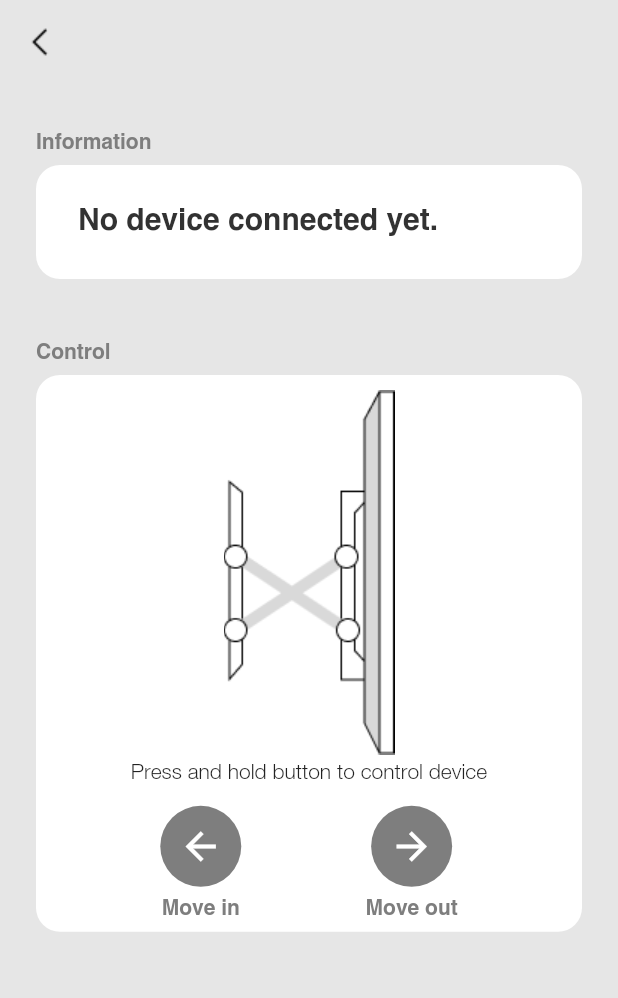
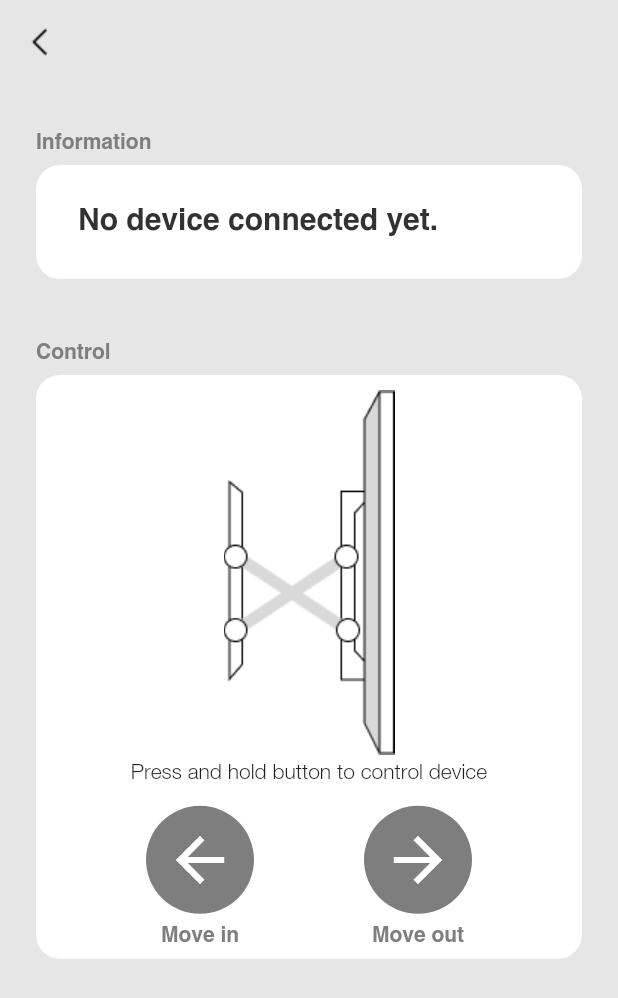
Before and after one commit to HieutvHms/bytech, a Flutter app: the NewControllerScreen screen opened directly with empty values, on a phone screen of 412 x 824 dp. Shown: the top 998 px of the screen. Run offline on Flutter 3.47's test engine with Material 2 defaults, Android fonts, the light colour scheme and no system bars; our stand-ins replace connectivity_plus, flutter_blue_plus, rxdart; missing offline and left inert: nsd.

Commit message:
Fix : ui

```diff
--- a/lib/new_screen/controller_screen/new_controller_screen.dart
+++ b/lib/new_screen/controller_screen/new_controller_screen.dart
@@ -497,7 +497,7 @@
             child: Icon(
               iconData,
               color: CustomColor.neutralWhite,
-              size: 30,
+              size: 48,
             ),
           ),
           const SizedBox(height: 8),
--- a/lib/new_screen/home/home_screen.dart
+++ b/lib/new_screen/home/home_screen.dart
@@ -261,8 +261,9 @@
                         onLongPressEnd: () {
                           provider.controlMotor(ControlType.STOP);
                         },
+
                       ),
-                      const SizedBox(width: 12),
+                      const SizedBox(width: 24),
                       HomeControlButton(
                         onTap: () {},
                         iconData: Icons.arrow_forward,
--- a/lib/providers/app_provider.dart
+++ b/lib/providers/app_provider.dart
@@ -79,6 +79,11 @@
       subscription = device.state.listen((event) {
         if (event == BluetoothDeviceState.disconnected &&
             bleStatusStream.value != BLEStatus.INITIAL) {
+          showStatus(
+            buildContext: globalKey.currentContext!,
+            message: "Device is disconnect",
+            succcess: true,
+          );
           connectToDevice(device);
         }
       });
@@ -180,6 +185,7 @@
       );
       mdnsConnectedClient =
           MdnsConnectedClient(name: name, host: ip, port: port);
+
       showStatus(
         buildContext: globalKey.currentContext!,
         message: "Connect success",
```
